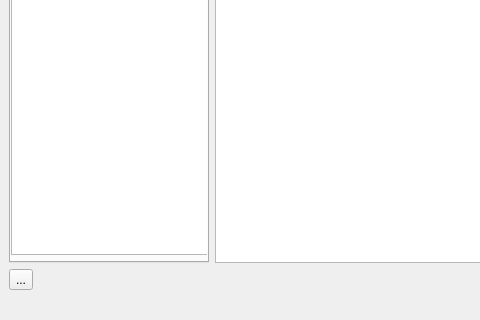
The window that form.ui (wzykubek/openfm-qt) describes before a commit, drawn with Qt 5; both pictures show x 0 to 480 and y 180 to 500 of the 650 by 500 pixel window.
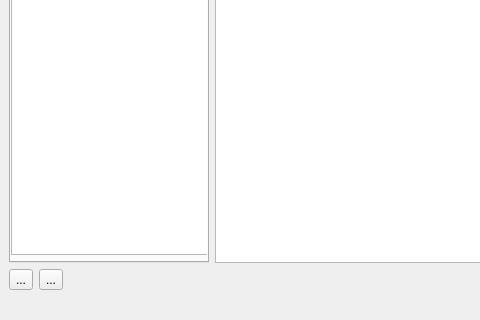
The same window after the commit. Icons and pictures are not drawn.

Commit message: Create separate pause and stop button

Diff of the .ui file:
```diff
--- a/form.ui
+++ b/form.ui
@@ -147,6 +147,13 @@
          </property>
         </widget>
        </item>
+       <item>
+        <widget class="QToolButton" name="stopToolButton">
+         <property name="text">
+          <string>...</string>
+         </property>
+        </widget>
+       </item>
        <item>
         <widget class="Line" name="line">
          <property name="lineWidth">
```
The commit also changes 1 other file.
